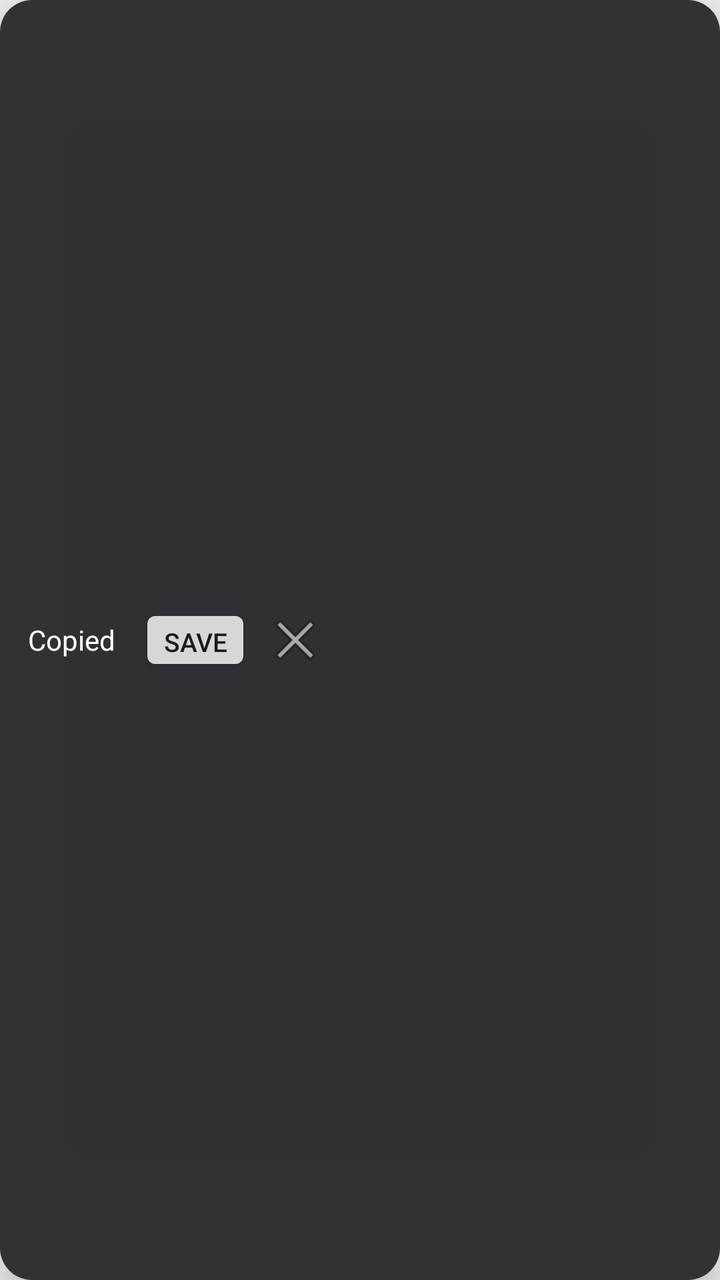
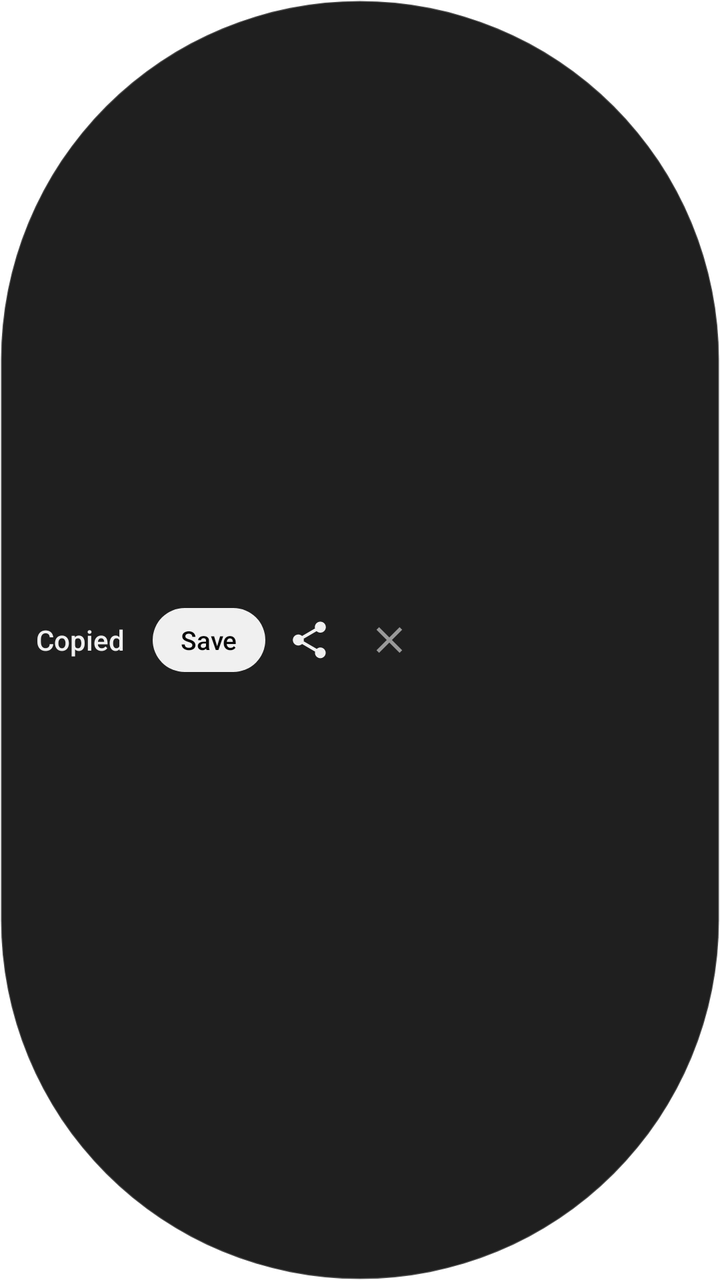

Screens rendered from an Android XML layout before and after an edit, with the pre-edit source and the edit as a unified diff.
<!-- AndroidManifest.xml: application theme AppTheme -->
<!-- res/layout/overlay_shot.xml -->
<?xml version="1.0" encoding="utf-8"?>
<LinearLayout xmlns:android="http://schemas.android.com/apk/res/android"
    android:layout_width="wrap_content"
    android:layout_height="wrap_content"
    android:orientation="horizontal"
    android:gravity="center_vertical"
    android:paddingHorizontal="14dp"
    android:paddingVertical="8dp"
    android:background="@drawable/overlay_bg"
    android:elevation="8dp">

    <TextView
        android:id="@+id/label"
        android:layout_width="wrap_content"
        android:layout_height="wrap_content"
        android:textColor="#FFFFFF"
        android:textSize="14sp"
        android:text="@string/copied_short" />

    <Button
        android:id="@+id/save"
        android:layout_width="wrap_content"
        android:layout_height="36dp"
        android:layout_marginStart="12dp"
        android:text="@string/save"
        android:textSize="13sp"
        android:minWidth="0dp"
        android:minHeight="0dp"
        android:paddingHorizontal="12dp" />

    <ImageButton
        android:id="@+id/dismiss"
        android:layout_width="36dp"
        android:layout_height="36dp"
        android:layout_marginStart="4dp"
        android:background="?android:attr/selectableItemBackgroundBorderless"
        android:src="@android:drawable/ic_menu_close_clear_cancel"
        android:contentDescription="@string/dismiss" />
</LinearLayout>
<!-- resources referenced by this layout -->
<resources>
  <!-- drawable overlay_bg (drawable) -->
  <shape xmlns:android="http://schemas.android.com/apk/res/android" android:shape="rectangle">
      <solid android:color="#E6202124" />
      <corners android:radius="16dp" />
  </shape>
  <string name="copied_short">Copied</string>
  <string name="dismiss">Dismiss</string>
  <string name="save">Save</string>
  <style name="AppTheme" parent="@android:style/Theme.DeviceDefault.DayNight">
          <item name="android:windowNoTitle">true</item>
          <item name="android:windowActionBar">false</item>
      </style>
</resources>

<!-- the commit's change to res/layout/overlay_shot.xml (unified diff, before → after) -->
@@ -2,38 +2,51 @@
 <LinearLayout xmlns:android="http://schemas.android.com/apk/res/android"
     android:layout_width="wrap_content"
     android:layout_height="wrap_content"
+    android:background="@drawable/overlay_bg"
+    android:elevation="12dp"
+    android:gravity="center_vertical"
     android:orientation="horizontal"
-    android:gravity="center_vertical"
-    android:paddingHorizontal="14dp"
-    android:paddingVertical="8dp"
-    android:background="@drawable/overlay_bg"
-    android:elevation="8dp">
+    android:paddingStart="18dp"
+    android:paddingEnd="6dp"
+    android:paddingVertical="6dp">
 
     <TextView
         android:id="@+id/label"
         android:layout_width="wrap_content"
         android:layout_height="wrap_content"
-        android:textColor="#FFFFFF"
-        android:textSize="14sp"
-        android:text="@string/copied_short" />
+        android:fontFamily="sans-serif-medium"
+        android:text="@string/copied_short"
+        android:textColor="#F0F0F0"
+        android:textSize="14sp" />
 
     <Button
         android:id="@+id/save"
         android:layout_width="wrap_content"
-        android:layout_height="36dp"
-        android:layout_marginStart="12dp"
+        android:layout_height="32dp"
+        android:layout_marginStart="14dp"
+        android:background="@drawable/overlay_btn"
+        android:fontFamily="sans-serif-medium"
+        android:minHeight="0dp"
+        android:minWidth="0dp"
+        android:paddingHorizontal="14dp"
+        android:stateListAnimator="@null"
         android:text="@string/save"
-        android:textSize="13sp"
-        android:minWidth="0dp"
-        android:minHeight="0dp"
-        android:paddingHorizontal="12dp" />
+        android:textAllCaps="false"
+        android:textColor="#0A0A0A"
+        android:textSize="13sp" />
+
+    <ImageButton
+        android:id="@+id/share"
+        style="@style/IconBtn"
+        android:layout_marginStart="2dp"
+        android:contentDescription="@string/share"
+        android:src="@drawable/ic_share"
+        android:tint="#F0F0F0" />
 
     <ImageButton
         android:id="@+id/dismiss"
-        android:layout_width="36dp"
-        android:layout_height="36dp"
-        android:layout_marginStart="4dp"
-        android:background="?android:attr/selectableItemBackgroundBorderless"
-        android:src="@android:drawable/ic_menu_close_clear_cancel"
-        android:contentDescription="@string/dismiss" />
+        style="@style/IconBtn"
+        android:contentDescription="@string/dismiss"
+        android:src="@drawable/ic_close"
+        android:tint="#999999" />
 </LinearLayout>
<!-- resource entries referenced after the edit -->
@@ -1,16 +1,61 @@
 <!-- resources referenced by this layout -->
 <resources>
+  <!-- drawable ic_close (drawable) -->
+  <vector xmlns:android="http://schemas.android.com/apk/res/android"
+      android:width="24dp" android:height="24dp"
+      android:viewportWidth="24" android:viewportHeight="24">
+      <path android:fillColor="#FFFFFF"
+          android:pathData="M19,6.41L17.59,5 12,10.59 6.41,5 5,6.41 10.59,12 5,17.59 6.41,19 12,13.41 17.59,19 19,17.59 13.41,12z" />
+  </vector>
+  <!-- drawable ic_share (drawable) -->
+  <vector xmlns:android="http://schemas.android.com/apk/res/android"
+      android:width="24dp" android:height="24dp"
+      android:viewportWidth="24" android:viewportHeight="24">
+      <path android:fillColor="#FFFFFF"
+          android:pathData="M18,16.08c-0.76,0 -1.44,0.3 -1.96,0.77L8.91,12.7c0.05,-0.23 0.09,-0.46 0.09,-0.7s-0.04,-0.47 -0.09,-0.7l7.05,-4.11c0.54,0.5 1.25,0.81 2.04,0.81 1.66,0 3,-1.34 3,-3s-1.34,-3 -3,-3 -3,1.34 -3,3c0,0.24 0.04,0.47 0.09,0.7L8.04,9.81C7.5,9.31 6.79,9 6,9c-1.66,0 -3,1.34 -3,3s1.34,3 3,3c0.79,0 1.5,-0.31 2.04,-0.81l7.12,4.16c-0.05,0.21 -0.08,0.43 -0.08,0.65 0,1.61 1.31,2.92 2.92,2.92 1.61,0 2.92,-1.31 2.92,-2.92s-1.31,-2.92 -2.92,-2.92z" />
+  </vector>
   <!-- drawable overlay_bg (drawable) -->
   <shape xmlns:android="http://schemas.android.com/apk/res/android" android:shape="rectangle">
-      <solid android:color="#E6202124" />
-      <corners android:radius="16dp" />
+      <solid android:color="#F2141414" />
+      <stroke android:width="1dp" android:color="#33FFFFFF" />
+      <corners android:radius="999dp" />
+  </shape>
+  <!-- drawable overlay_btn (drawable) -->
+  <shape xmlns:android="http://schemas.android.com/apk/res/android" android:shape="rectangle">
+      <solid android:color="#F0F0F0" />
+      <corners android:radius="999dp" />
   </shape>
   <string name="copied_short">Copied</string>
   <string name="dismiss">Dismiss</string>
   <string name="save">Save</string>
-  <style name="AppTheme" parent="@android:style/Theme.DeviceDefault.DayNight">
+  <string name="share">Share</string>
+  <style name="IconBtn">
+          <item name="android:layout_width">40dp</item>
+          <item name="android:layout_height">40dp</item>
+          <item name="android:padding">9dp</item>
+          <item name="android:scaleType">fitCenter</item>
+          <item name="android:tint">@color/fg</item>
+          <item name="android:background">?android:attr/selectableItemBackgroundBorderless</item>
+      </style>
+  <style name="AppTheme" parent="AppTheme.Base">
+          <item name="android:windowLightStatusBar">true</item>
+          <item name="android:windowLightNavigationBar">true</item>
+      </style>
+  <color name="fg">#0A0A0A</color>
+  <style name="AppTheme.Base" parent="@android:style/Theme.DeviceDefault.DayNight">
           <item name="android:windowNoTitle">true</item>
           <item name="android:windowActionBar">false</item>
+          <item name="android:windowBackground">@color/bg</item>
+          <item name="android:colorBackground">@color/bg</item>
+          <item name="android:textColorPrimary">@color/fg</item>
+          <item name="android:textColorSecondary">@color/muted</item>
+          <item name="android:colorAccent">@color/fg</item>
+          <item name="android:colorControlActivated">@color/fg</item>
+          <item name="android:colorControlHighlight">#33808080</item>
+          <item name="android:statusBarColor">@android:color/transparent</item>
+          <item name="android:navigationBarColor">@android:color/transparent</item>
       </style>
+  <color name="bg">#FFFFFF</color>
+  <color name="muted">#666666</color>
 </resources>
 
